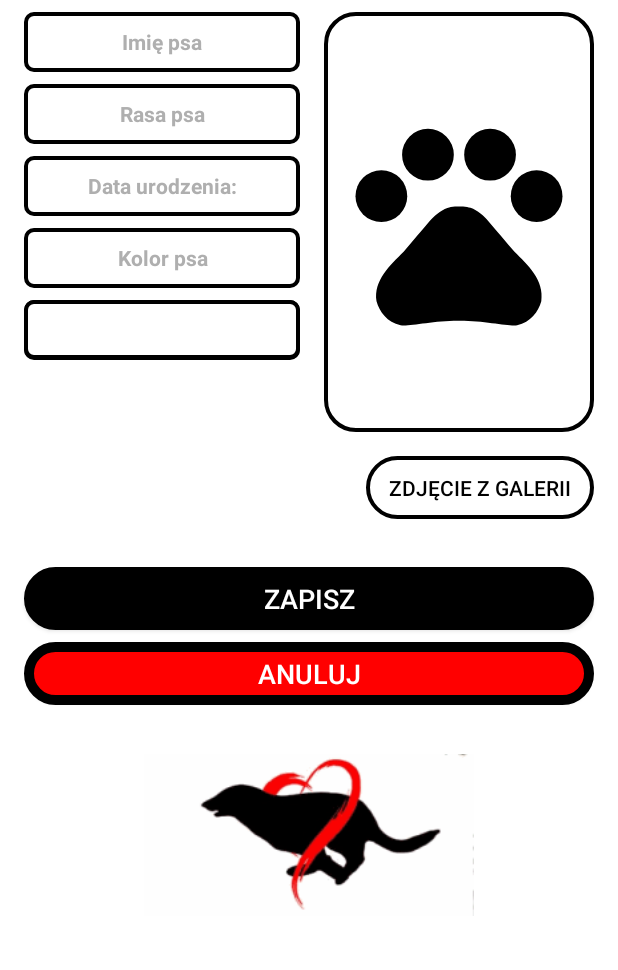
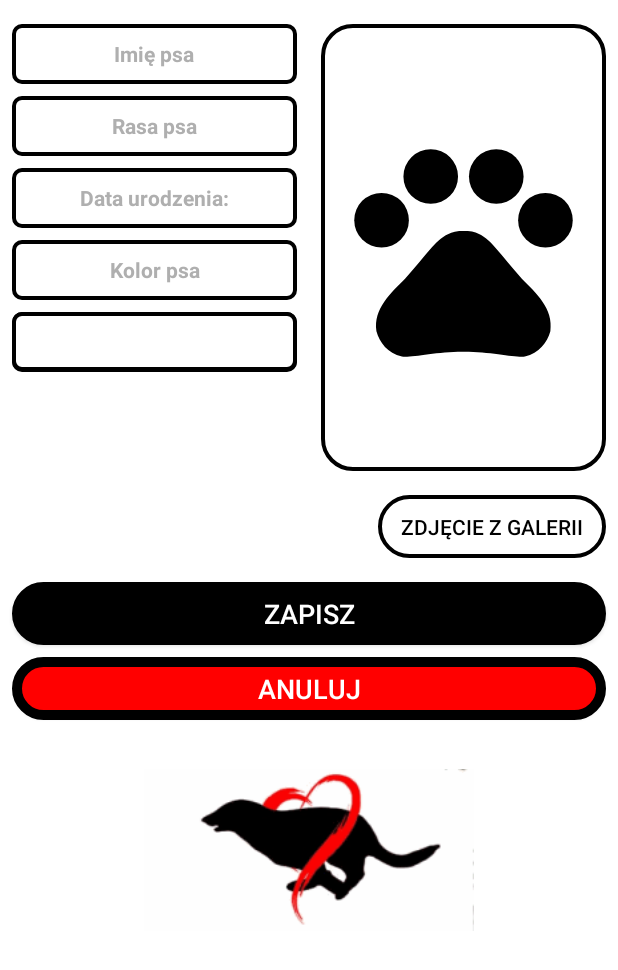
Before and after one commit to matned666/dogs-health-app, an Android app: the Add_DogActivity screen opened directly, with no data from a screen before it, on a phone screen of 412 x 824 dp. Shown: the top 970 px of the screen. Run offline under Robolectric (Android 15) with nearby library versions, the phone set to English and light mode, and no system bars.

Commit message:
some frontend polish TODO - notes dont appear

```diff
--- a/app/src/main/res/layout/add_dog.xml
+++ b/app/src/main/res/layout/add_dog.xml
@@ -22,9 +22,9 @@
                 android:id="@+id/cancelAdd"
                 android:layout_width="0dp"
                 android:layout_height="42dp"
-                    android:layout_marginStart="16dp"
+                android:layout_marginStart="8dp"
                 android:layout_marginTop="8dp"
-                    android:layout_marginEnd="16dp"
+                android:layout_marginEnd="8dp"
                 android:background="@drawable/roundcornersrecyclerviewred"
                 android:text="Anuluj"
                 android:textColor="#FFFFFF"
@@ -48,13 +48,17 @@
 
             <ImageView
                 android:id="@+id/photoAdd"
-                    android:layout_width="180dp"
-                    android:layout_height="280dp"
-                    android:layout_marginTop="8dp"
-                    android:layout_marginEnd="16dp"
+                android:layout_width="0dp"
+                android:layout_height="0dp"
+                android:layout_marginStart="8dp"
+                android:layout_marginTop="16dp"
+                android:layout_marginEnd="8dp"
+                android:layout_marginBottom="16dp"
                 android:background="@drawable/roundcornerimageframe"
                 android:contentDescription="@string/dog_photo"
+                app:layout_constraintBottom_toTopOf="@+id/guideline5"
                 app:layout_constraintEnd_toEndOf="parent"
+                app:layout_constraintStart_toStartOf="@+id/guideline3"
                 app:layout_constraintTop_toTopOf="parent"
                 app:srcCompat="@drawable/ic_stat_name"
                 tools:ignore="VectorDrawableCompat" />
@@ -63,9 +67,9 @@
                 android:id="@+id/dogNameAdd"
                 android:layout_width="0dp"
                 android:layout_height="40dp"
-                    android:layout_marginStart="16dp"
-                    android:layout_marginTop="8dp"
-                    android:layout_marginEnd="16dp"
+                android:layout_marginStart="8dp"
+                android:layout_marginTop="16dp"
+                android:layout_marginEnd="8dp"
                 android:autofillHints=""
                 android:background="@drawable/roundcornerstext"
                 android:hint="@string/imi_psa"
@@ -75,7 +79,7 @@
                 android:textColorHint="#AFAFAF"
                 android:textSize="14sp"
                 android:textStyle="bold"
-                    app:layout_constraintEnd_toStartOf="@+id/photoAdd"
+                app:layout_constraintEnd_toStartOf="@+id/guideline3"
                 app:layout_constraintStart_toStartOf="parent"
                 app:layout_constraintTop_toTopOf="parent" />
 
@@ -83,42 +87,42 @@
                 android:id="@+id/dogRaceAdd"
                 android:layout_width="0dp"
                 android:layout_height="40dp"
-                    android:layout_marginStart="16dp"
+                android:layout_marginStart="8dp"
                 android:layout_marginTop="8dp"
-                    android:layout_marginEnd="16dp"
+                android:layout_marginEnd="8dp"
+                android:autofillHints=""
                 android:background="@drawable/roundcornerstext"
+                android:hint="@string/rasa_psa"
                 android:inputType="textCapSentences"
-                    android:hint="@string/rasa_psa"
                 android:textAlignment="center"
                 android:textColor="#000000"
                 android:textColorHint="#AFAFAF"
                 android:textSize="14sp"
                 android:textStyle="bold"
-                    app:layout_constraintEnd_toStartOf="@+id/photoAdd"
+                app:layout_constraintEnd_toStartOf="@+id/guideline3"
                 app:layout_constraintStart_toStartOf="parent"
-                    app:layout_constraintTop_toBottomOf="@+id/dogNameAdd"
-                    android:autofillHints="" />
+                app:layout_constraintTop_toBottomOf="@+id/dogNameAdd" />
 
             <EditText
                 android:id="@+id/dogColorAdd"
                 android:layout_width="0dp"
                 android:layout_height="40dp"
-                    android:layout_marginStart="16dp"
+                android:layout_marginStart="8dp"
                 android:layout_marginTop="8dp"
-                    android:layout_marginEnd="16dp"
+                android:layout_marginEnd="8dp"
+                android:autofillHints=""
                 android:background="@drawable/roundcornerstext"
+                android:hint="@string/kolor_psa"
                 android:inputType="textCapSentences"
-                    android:hint="@string/kolor_psa"
                 android:textAlignment="center"
                 android:textColor="#000000"
                 android:textColorHint="#AFAFAF"
                 android:textSize="14sp"
                 android:textStyle="bold"
-                    app:layout_constraintEnd_toStartOf="@+id/photoAdd"
+                app:layout_constraintEnd_toStartOf="@+id/guideline3"
                 app:layout_constraintHorizontal_bias="1.0"
                 app:layout_constraintStart_toStartOf="parent"
-                    app:layout_constraintTop_toBottomOf="@+id/dogDateOfBirthAdd"
-                    android:autofillHints="" />
+                app:layout_constraintTop_toBottomOf="@+id/dogDateOfBirthAdd" />
 
             <Button
                 android:id="@+id/addDogDialogPictureFromGallery"
@@ -138,9 +142,9 @@
                 android:id="@+id/saveDogAdd"
                 android:layout_width="0dp"
                 android:layout_height="42dp"
-                    android:layout_marginStart="16dp"
-                    android:layout_marginTop="32dp"
-                    android:layout_marginEnd="16dp"
+                android:layout_marginStart="8dp"
+                android:layout_marginTop="16dp"
+                android:layout_marginEnd="8dp"
                 android:background="@drawable/roundcornersrecyclerviewblack"
                 android:text="@string/zapisz"
                 android:textColor="#FFFFFF"
@@ -154,35 +158,56 @@
                 android:id="@+id/dogDateOfBirthAdd"
                 android:layout_width="0dp"
                 android:layout_height="40dp"
-                    android:layout_marginStart="16dp"
+                android:layout_marginStart="8dp"
                 android:layout_marginTop="8dp"
-                    android:layout_marginEnd="16dp"
+                android:layout_marginEnd="8dp"
+                android:autofillHints=""
                 android:background="@drawable/roundcornerstext"
-                    android:textAlignment="center"
                 android:hint="@string/data_urodzenia"
                 android:inputType="date"
+                android:textAlignment="center"
                 android:textColor="#000000"
                 android:textColorHint="#AFAFAF"
                 android:textSize="14sp"
                 android:textStyle="bold"
-                    app:layout_constraintEnd_toStartOf="@+id/photoAdd"
+                app:layout_constraintEnd_toStartOf="@+id/guideline3"
                 app:layout_constraintStart_toStartOf="parent"
-                    app:layout_constraintTop_toBottomOf="@+id/dogRaceAdd"
-                    android:autofillHints="" />
+                app:layout_constraintTop_toBottomOf="@+id/dogRaceAdd" />
 
             <Spinner
                 android:id="@+id/dogSexAdd"
                 android:layout_width="0dp"
                 android:layout_height="40dp"
-                    android:layout_marginStart="16dp"
+                android:layout_marginStart="8dp"
                 android:layout_marginTop="8dp"
-                    android:layout_marginEnd="16dp"
+                android:layout_marginEnd="8dp"
                 android:background="@drawable/roundcornerstext"
                 android:entries="@array/sexTypes"
                 android:soundEffectsEnabled="true"
-                    app:layout_constraintEnd_toStartOf="@+id/photoAdd"
+                app:layout_constraintEnd_toStartOf="@+id/guideline3"
                 app:layout_constraintStart_toStartOf="parent"
                 app:layout_constraintTop_toBottomOf="@+id/dogColorAdd" />
+
+            <androidx.constraintlayout.widget.Barrier
+                android:id="@+id/barrier"
+                android:layout_width="wrap_content"
+                android:layout_height="wrap_content"
+                app:barrierDirection="left" />
+
+            <androidx.constraintlayout.widget.Guideline
+                android:id="@+id/guideline3"
+                android:layout_width="wrap_content"
+                android:layout_height="wrap_content"
+                android:orientation="vertical"
+                app:layout_constraintGuide_end="229dp"
+                app:layout_constraintGuide_percent="0.5" />
+
+            <androidx.constraintlayout.widget.Guideline
+                android:id="@+id/guideline5"
+                android:layout_width="wrap_content"
+                android:layout_height="wrap_content"
+                android:orientation="horizontal"
+                app:layout_constraintGuide_begin="330dp" />
         </androidx.constraintlayout.widget.ConstraintLayout>
     </ScrollView>
 
--- a/app/src/main/res/layout/note_info_dialog.xml
+++ b/app/src/main/res/layout/note_info_dialog.xml
@@ -28,7 +28,8 @@
         <TextView
             android:id="@+id/noteDescriptionInfoTextView"
             style="@style/editTextStyle_frameRoundBlackCorners_whiteBackground_blackText.x6"
-            android:hint="Notatka"
+            android:hint="Brak"
+            android:background="@drawable/whitetext"
             app:layout_constraintEnd_toEndOf="parent"
             app:layout_constraintStart_toStartOf="parent"
             app:layout_constraintTop_toBottomOf="@+id/textView12" />
@@ -78,7 +79,8 @@
             android:layout_height="wrap_content"
             android:layout_marginStart="8dp"
             android:layout_marginEnd="8dp"
-            android:hint="Data publikacji"
+            android:background="@drawable/whitetext"
+            android:hint="Brak"
             app:layout_constraintEnd_toStartOf="@+id/editNoteDialogInfo"
             app:layout_constraintStart_toStartOf="parent"
             app:layout_constraintTop_toTopOf="@+id/editNoteDialogInfo" />
--- a/app/src/main/res/layout/special_sign_info_dialog.xml
+++ b/app/src/main/res/layout/special_sign_info_dialog.xml
@@ -28,7 +28,8 @@
         <TextView
             android:id="@+id/signDescriptionInfoTextView"
             style="@style/editTextStyle_frameRoundBlackCorners_whiteBackground_blackText.x6"
-            android:hint="Opis"
+            android:hint="Brak"
+            android:background="@drawable/whitetext"
             app:layout_constraintEnd_toEndOf="parent"
             app:layout_constraintStart_toStartOf="parent"
             app:layout_constraintTop_toBottomOf="@+id/textView12" />
--- a/app/src/main/res/layout/tattoo_info_dialog.xml
+++ b/app/src/main/res/layout/tattoo_info_dialog.xml
@@ -28,7 +28,8 @@
         <TextView
             android:id="@+id/tattooDescriptionInfoTextView"
             style="@style/editTextStyle_frameRoundBlackCorners_whiteBackground_blackText.x6"
-            android:hint="Opis"
+            android:hint="Brak"
+            android:background="@drawable/whitetext"
             app:layout_constraintEnd_toEndOf="parent"
             app:layout_constraintStart_toStartOf="parent"
             app:layout_constraintTop_toBottomOf="@+id/tattooPutDateInfoTextView" />
@@ -77,7 +78,8 @@
             android:layout_width="0dp"
             android:layout_height="wrap_content"
             android:ems="10"
-            android:hint="Data zrobienia tatuażu"
+            android:background="@drawable/whitetext"
+            android:hint="Brak"
             app:layout_constraintEnd_toEndOf="@+id/textView12"
             app:layout_constraintStart_toStartOf="parent"
             app:layout_constraintTop_toBottomOf="@+id/textView12" />
```
Also changed, not shown: app/src/main/res/drawable/whitetext.xml (added, +17 -0 lines), app/src/main/res/layout/breeding_info_dialog.xml (+10 -5 lines), app/src/main/res/layout/chip_info_dialog.xml (+9 -4 lines), app/src/main/res/layout/dog_informations.xml (+59 -32 lines), app/src/main/res/layout/edit_dog.xml (+73 -39 lines), app/src/main/res/layout/element_note_info.xml (+7 -3 lines), app/src/main/res/layout/owner_info_dialog.xml (+18 -10 lines), app/src/main/res/values/styles.xml (+7 -0 lines). Lines whose indentation alone changed are shown as unchanged.
